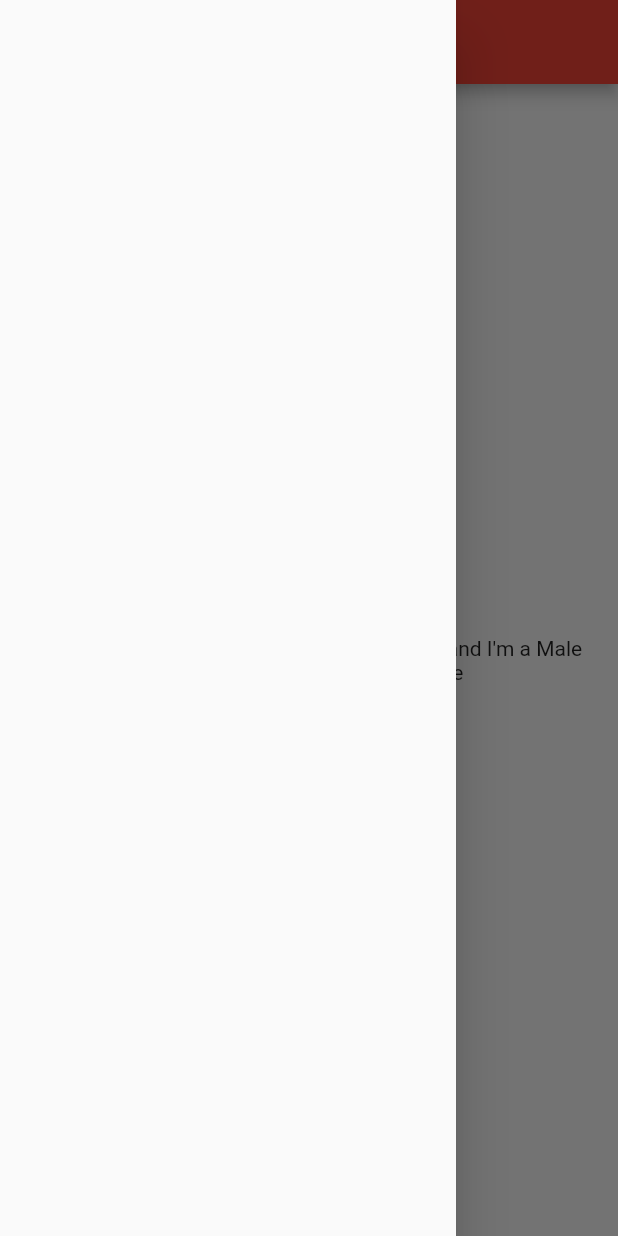
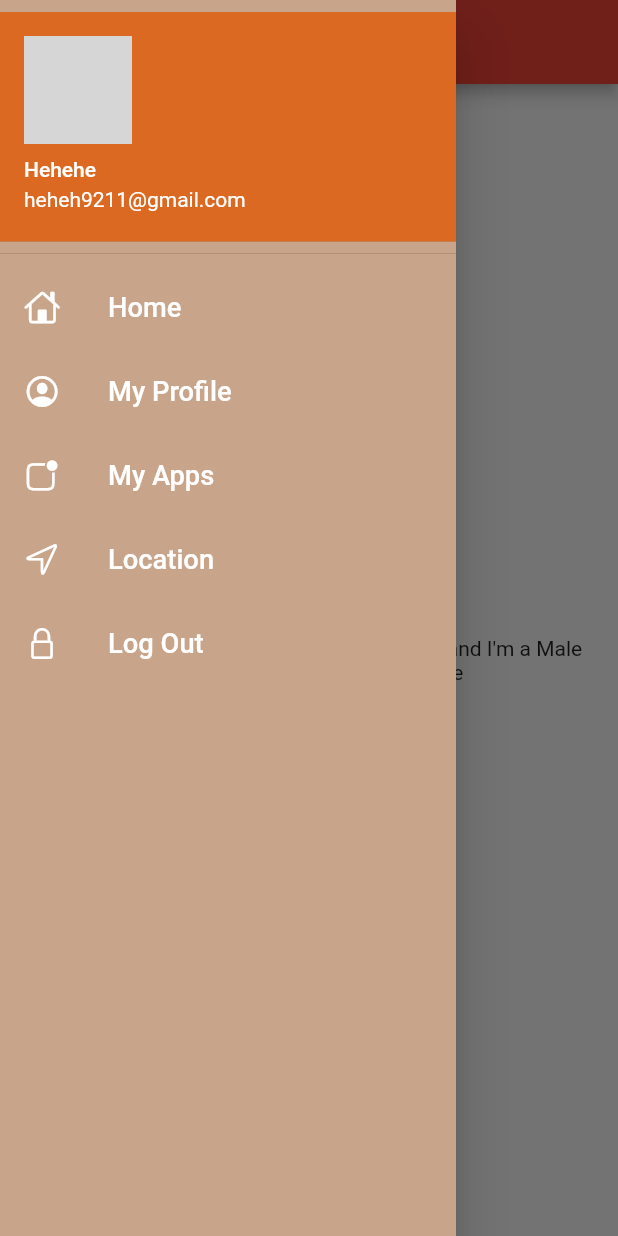
Before and after one commit to Anihara/Flutter-for-bytelife, a Flutter app: the HomePage screen opened by its route, with the side drawer open, on a phone screen of 412 x 824 dp. Run offline on Flutter 3.47's test engine with Material 2 defaults, Android fonts, the light colour scheme and no system bars; our stand-ins replace google_fonts; network calls fail; Roboto replaces fonts that are missing (Gabriela); grey boxes are pictures that could not be loaded.

Commit message:
day 8 completed

```diff
--- a/alice/lib/pages/Home_Page.dart
+++ b/alice/lib/pages/Home_Page.dart
@@ -1,3 +1,5 @@
+import 'package:alice/widgets/drawer.dart';
+import 'package:alice/xyxy.dart';
 import 'package:flutter/material.dart';
 
 class HomePage extends StatelessWidget {
@@ -18,7 +20,7 @@ class HomePage extends StatelessWidget {
               "Welcome to $name ki padhai bhaiyo, and I'm a Male living in $place at $temp degree celcious temperature"),
         ),
       ),
-      drawer: Drawer(),
+      drawer: MyDrawer(),
     );
   }
 }
--- a/alice/lib/pages/login_page.dart
+++ b/alice/lib/pages/login_page.dart
@@ -12,7 +12,7 @@ class _LoginPageState extends State<LoginPage> {
   final _formkey = GlobalKey<FormState>();
 
   moveToHome(BuildContext context) async {
-    if (_formkey.currentState!.validate()){
+    if (_formkey.currentState!.validate()) {
       setState(() {
         changeButton = true;
       });
@@ -24,7 +24,6 @@ class _LoginPageState extends State<LoginPage> {
         },
       );
     }
-
   }
 
   @override
@@ -42,7 +41,7 @@ class _LoginPageState extends State<LoginPage> {
               SizedBox(
                 height: 15.0,
               ),
-              Text("Hey Hey Hey $name",
+              Text("Hey Hey Hey",
                   style: TextStyle(fontSize: 33, fontWeight: FontWeight.bold)),
               SizedBox(
                 height: 12.0,
--- /dev/null
+++ b/alice/lib/widgets/drawer.dart
@@ -0,0 +1,89 @@
+import 'package:flutter/cupertino.dart';
+import 'package:flutter/material.dart';
+// import '../../models/user_model.dart';
+// class Profile extends StatefulWidget {
+
+class MyDrawer extends StatelessWidget {
+  @override
+  Widget build(BuildContext context) {
+    final imageurl =
+        "https://pbs.twimg.com/profile_images/1260313818711777280/lSsDWrL-_400x400.jpg";
+    return Drawer(
+      child: Container(
+        color: Color.fromARGB(255, 200, 165, 138),
+        child: ListView(
+          // padding: EdgeInsets.symmetric(vertical: 5.0),
+          children: [
+            DrawerHeader(
+              // decoration: BoxDecoration(
+              //   color: Color.fromARGB(255, 91, 172, 234)
+              // ),
+              padding: EdgeInsets.zero,
+              margin: EdgeInsets.symmetric(vertical: 8.0),
+              child: UserAccountsDrawerHeader(
+                decoration:
+                    BoxDecoration(color: Color.fromARGB(255, 220, 105, 34)),
+                accountName: Text("Hehehe"),
+                accountEmail: Text("heheh9211@gmail.com"),
+                // currentAccountPicture: Image.network(imageurl),
+                currentAccountPicture: CircleAvatar(
+                  backgroundImage: NetworkImage(imageurl),
+                ),
+              ),
+            ),
+            ListTile(
+              leading: Icon(CupertinoIcons.home, color: Colors.white),
+              // onTap: () {
+              //   Navigator.pushNamedAndRemoveUntil(context,'/', (route)=>false);
+              // },
+              title: Text(
+                "Home",
+                textScaleFactor: 1.3,
+                style: TextStyle(color: Colors.white),
+              ),
+            ),
+            ListTile(
+              leading:
+                  Icon(CupertinoIcons.profile_circled, color: Colors.white),
+                  onTap: () {
+                    Navigator.of(context).pop();
+                  },
+              title: Text(
+                "My Profile",
+                textScaleFactor: 1.3,
+                style: TextStyle(color: Colors.white),
+              ),
+            ),
+            ListTile(
+              leading: Icon(CupertinoIcons.app_badge, color: Colors.white),
+              title: Text(
+                "My Apps",
+                textScaleFactor: 1.3,
+                style: TextStyle(color: Colors.white),
+              ),
+            ),
+            ListTile(
+              leading: Icon(CupertinoIcons.location, color: Colors.white),
+              title: Text(
+                "Location",
+                textScaleFactor: 1.3,
+                style: TextStyle(color: Colors.white),
+              ),
+            ),
+            ListTile(
+              leading: Icon(CupertinoIcons.lock, color: Colors.white),
+              onTap: () {
+               Navigator.pushNamedAndRemoveUntil(context,'/', (route)=>false);
+              },
+              title: Text(
+                "Log Out",
+                textScaleFactor: 1.3,
+                style: TextStyle(color: Colors.white),
+              ),
+            ),
+          ],
+        ),
+      ),
+    );
+  }
+}
--- a/alice/lib/xyxy.dart
+++ b/alice/lib/xyxy.dart
@@ -16,10 +16,11 @@ class MyApp extends StatelessWidget {
       theme: ThemeData(
         primarySwatch: Colors.red,
         fontFamily: GoogleFonts.gabriela().fontFamily,
-        ),
+      ),
       darkTheme: ThemeData(
         brightness: Brightness.dark,
       ),
+      debugShowCheckedModeBanner: false,
       initialRoute: "/",
       routes: {
         "/": (context) => LoginPage(),
```
Lines whose indentation alone changed are shown as unchanged.
